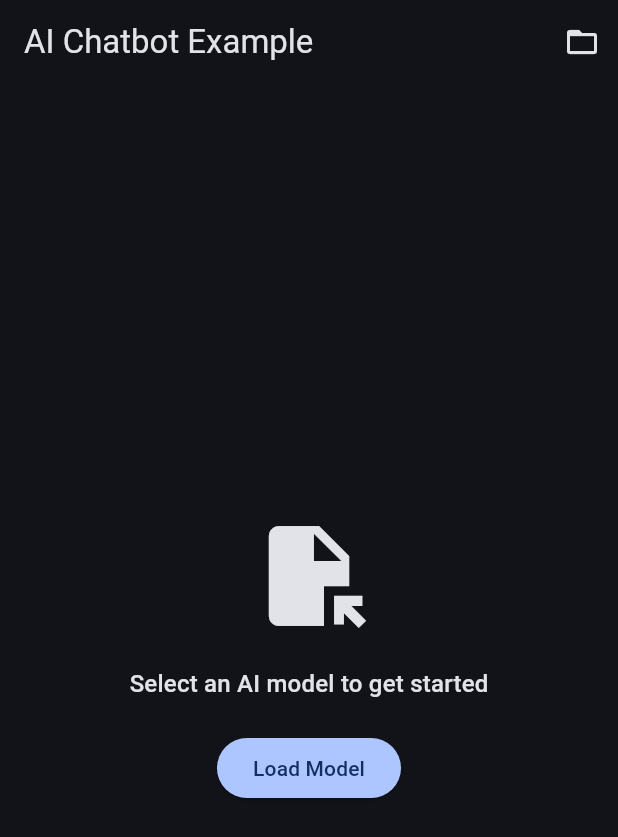
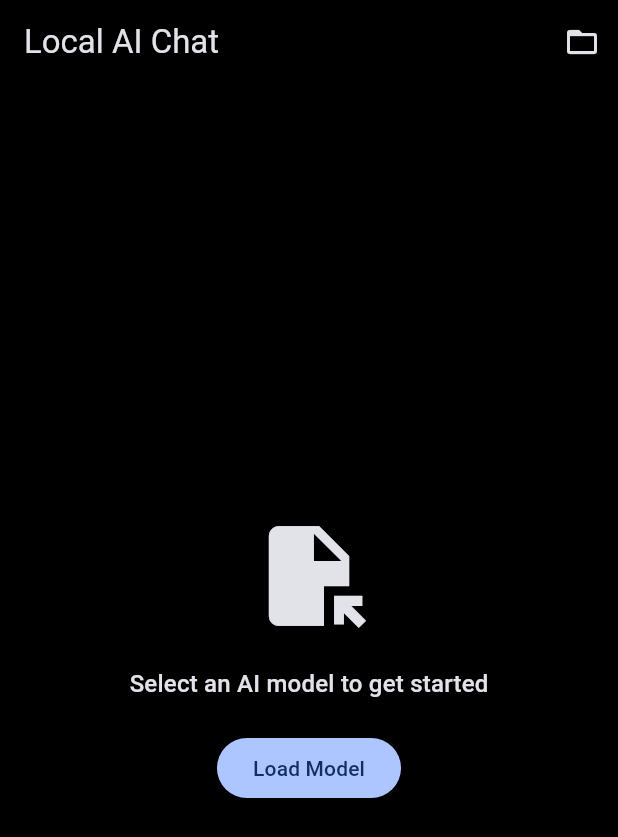
Before and after one commit to vinceramcesoliveros/flutter_mediapipe_chat, a Flutter app: the screen it shows after launch, on a phone screen of 412 x 824 dp. Shown: the top 837 px of the screen. Run offline on Flutter 3.47's test engine with Material 3 defaults, Android fonts, the phone set to English and light mode, and no system bars; our stand-ins replace file_picker, plugin_platform_interface.

Commit message:
refactor: update theme colors and enhance chat input design for improved UI consistency

```diff
--- a/example/lib/main.dart
+++ b/example/lib/main.dart
@@ -12,6 +12,11 @@ class MyApp extends StatelessWidget {
     return MaterialApp(
       title: 'AI Chatbot',
       theme: ThemeData.dark().copyWith(
+        scaffoldBackgroundColor: Colors.black,
+        appBarTheme: const AppBarTheme(
+          backgroundColor: Colors.black,
+          elevation: 0,
+        ),
         colorScheme: ColorScheme.fromSeed(
           seedColor: Colors.blueAccent,
           brightness: Brightness.dark,
--- a/example/lib/screens/chat_screen.dart
+++ b/example/lib/screens/chat_screen.dart
@@ -147,11 +147,9 @@ class ChatScreenState extends State<ChatScreen> {
           );
         }
         return Scaffold(
-          backgroundColor: colors.surface,
           appBar: AppBar(
-            backgroundColor: colors.surface,
             title: Text(
-              "AI Chatbot Example",
+              "Local AI Chat",
               style: styles.titleLarge?.copyWith(color: colors.onSurface),
             ),
             actions: [
```
Also changed, not shown: example/lib/widgets/chat_input.dart (+18 -14 lines).
